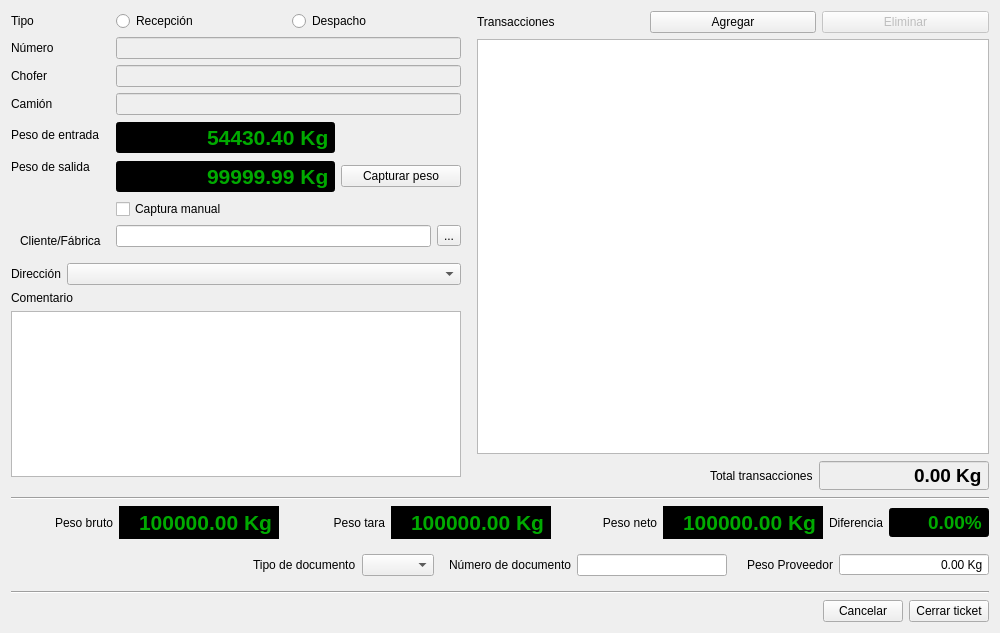
Qt form romano/ui/close_ticket.ui (elshaka/Romano) before a commit.
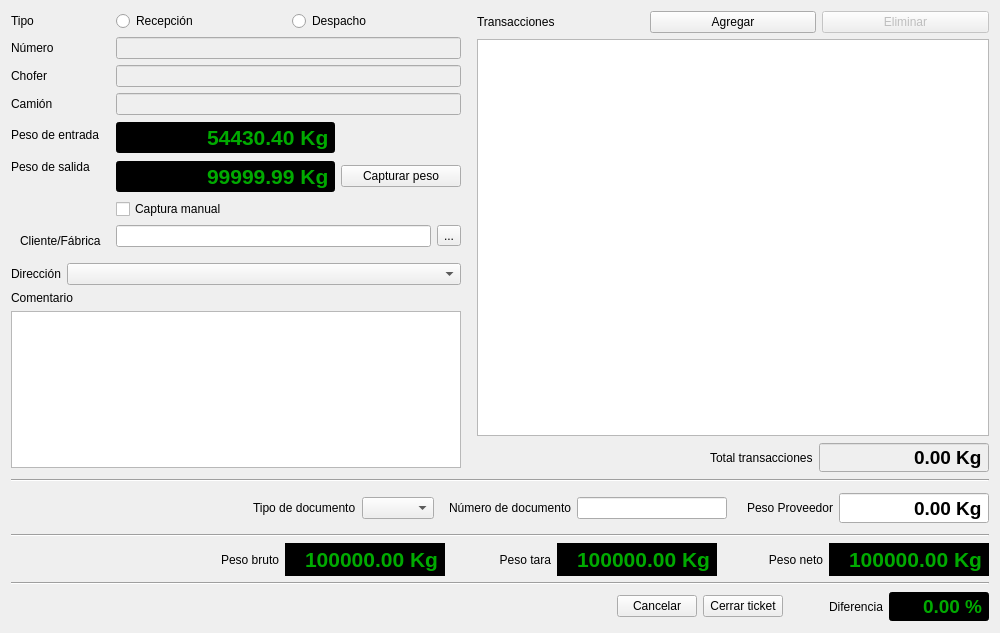
The same form after that commit. Icons and pictures are not drawn.

Commit message: Initial new provider weight method implementation

What changed in the file:
```diff
--- a/romano/ui/close_ticket.ui
+++ b/romano/ui/close_ticket.ui
@@ -491,7 +491,7 @@
             <bool>false</bool>
            </property>
            <property name="sizePolicy">
-            <sizepolicy hsizetype="Maximum" vsizetype="Fixed">
+            <sizepolicy hsizetype="Minimum" vsizetype="Fixed">
              <horstretch>0</horstretch>
              <verstretch>0</verstretch>
             </sizepolicy>
@@ -533,276 +533,12 @@
     </layout>
    </item>
    <item>
-    <widget class="Line" name="line_2">
+    <widget class="Line" name="line_3">
      <property name="orientation">
       <enum>Qt::Horizontal</enum>
      </property>
     </widget>
    </item>
-   <item>
-    <layout class="QHBoxLayout" name="weightLayout">
-     <item>
-      <spacer name="horizontalSpacer_2">
-       <property name="orientation">
-        <enum>Qt::Horizontal</enum>
-       </property>
-       <property name="sizeHint" stdset="0">
-        <size>
-         <width>40</width>
-         <height>20</height>
-        </size>
-       </property>
-      </spacer>
-     </item>
-     <item>
-      <widget class="QLabel" name="label_10">
-       <property name="sizePolicy">
-        <sizepolicy hsizetype="Preferred" vsizetype="Preferred">
-         <horstretch>0</horstretch>
-         <verstretch>0</verstretch>
-        </sizepolicy>
-       </property>
-       <property name="minimumSize">
-        <size>
-         <width>100</width>
-         <height>0</height>
-        </size>
-       </property>
-       <property name="text">
-        <string>Peso bruto</string>
-       </property>
-       <property name="alignment">
-        <set>Qt::AlignRight|Qt::AlignTrailing|Qt::AlignVCenter</set>
-       </property>
-      </widget>
-     </item>
-     <item>
-      <widget class="QDoubleSpinBox" name="grossWeightSpinBox">
-       <property name="enabled">
-        <bool>false</bool>
-       </property>
-       <property name="minimumSize">
-        <size>
-         <width>160</width>
-         <height>0</height>
-        </size>
-       </property>
-       <property name="font">
-        <font>
-         <pointsize>16</pointsize>
-         <weight>75</weight>
-         <bold>true</bold>
-        </font>
-       </property>
-       <property name="focusPolicy">
-        <enum>Qt::NoFocus</enum>
-       </property>
-       <property name="autoFillBackground">
-        <bool>true</bool>
-       </property>
-       <property name="styleSheet">
-        <string notr="true">background-color: rgb(0, 0, 0);
-color: rgb(0, 170, 0);</string>
-       </property>
-       <property name="alignment">
-        <set>Qt::AlignRight|Qt::AlignTrailing|Qt::AlignVCenter</set>
-       </property>
-       <property name="buttonSymbols">
-        <enum>QAbstractSpinBox::NoButtons</enum>
-       </property>
-       <property name="suffix">
-        <string> Kg</string>
-       </property>
-       <property name="maximum">
-        <double>999999.000000000000000</double>
-       </property>
-       <property name="value">
-        <double>999999.000000000000000</double>
-       </property>
-      </widget>
-     </item>
-     <item>
-      <widget class="QLabel" name="label_8">
-       <property name="sizePolicy">
-        <sizepolicy hsizetype="Preferred" vsizetype="Preferred">
-         <horstretch>0</horstretch>
-         <verstretch>0</verstretch>
-        </sizepolicy>
-       </property>
-       <property name="minimumSize">
-        <size>
-         <width>100</width>
-         <height>0</height>
-        </size>
-       </property>
-       <property name="text">
-        <string>Peso tara</string>
-       </property>
-       <property name="alignment">
-        <set>Qt::AlignRight|Qt::AlignTrailing|Qt::AlignVCenter</set>
-       </property>
-      </widget>
-     </item>
-     <item>
-      <widget class="QDoubleSpinBox" name="tareWeightSpinBox">
-       <property name="enabled">
-        <bool>false</bool>
-       </property>
-       <property name="minimumSize">
-        <size>
-         <width>160</width>
-         <height>0</height>
-        </size>
-       </property>
-       <property name="font">
-        <font>
-         <pointsize>16</pointsize>
-         <weight>75</weight>
-         <bold>true</bold>
-        </font>
-       </property>
-       <property name="focusPolicy">
-        <enum>Qt::NoFocus</enum>
-       </property>
-       <property name="autoFillBackground">
-        <bool>true</bool>
-       </property>
-       <property name="styleSheet">
-        <string notr="true">background-color: rgb(0, 0, 0);
-color: rgb(0, 170, 0);</string>
-       </property>
-       <property name="alignment">
-        <set>Qt::AlignRight|Qt::AlignTrailing|Qt::AlignVCenter</set>
-       </property>
-       <property name="buttonSymbols">
-        <enum>QAbstractSpinBox::NoButtons</enum>
-       </property>
-       <property name="suffix">
-        <string> Kg</string>
-       </property>
-       <property name="maximum">
-        <double>999999.000000000000000</double>
-       </property>
-       <property name="value">
-        <double>999999.000000000000000</double>
-       </property>
-      </widget>
-     </item>
-     <item>
-      <widget class="QLabel" name="label_11">
-       <property name="sizePolicy">
-        <sizepolicy hsizetype="Preferred" vsizetype="Preferred">
-         <horstretch>0</horstretch>
-         <verstretch>0</verstretch>
-        </sizepolicy>
-       </property>
-       <property name="minimumSize">
-        <size>
-         <width>100</width>
-         <height>0</height>
-        </size>
-       </property>
-       <property name="text">
-        <string>Peso neto</string>
-       </property>
-       <property name="alignment">
-        <set>Qt::AlignRight|Qt::AlignTrailing|Qt::AlignVCenter</set>
-       </property>
-      </widget>
-     </item>
-     <item>
-      <widget class="QDoubleSpinBox" name="netWeightSpinBox">
-       <property name="enabled">
-        <bool>false</bool>
-       </property>
-       <property name="minimumSize">
-        <size>
-         <width>160</width>
-         <height>0</height>
-        </size>
-       </property>
-       <property name="font">
-        <font>
-         <pointsize>16</pointsize>
-         <weight>75</weight>
-         <bold>true</bold>
-        </font>
-       </property>
-       <property name="focusPolicy">
-        <enum>Qt::NoFocus</enum>
-       </property>
-       <property name="autoFillBackground">
-        <bool>true</bool>
-       </property>
-       <property name="styleSheet">
-        <string notr="true">background-color: rgb(0, 0, 0);
-color: rgb(0, 170, 0);</string>
-       </property>
-       <property name="alignment">
-        <set>Qt::AlignRight|Qt::AlignTrailing|Qt::AlignVCenter</set>
-       </property>
-       <property name="buttonSymbols">
-        <enum>QAbstractSpinBox::NoButtons</enum>
-       </property>
-       <property name="suffix">
-        <string> Kg</string>
-       </property>
-       <property name="maximum">
-        <double>999999.000000000000000</double>
-       </property>
-       <property name="value">
-        <double>999999.000000000000000</double>
-       </property>
-      </widget>
-     </item>
-     <item>
-      <widget class="QLabel" name="label_3">
-       <property name="text">
-        <string>Diferencia</string>
-       </property>
-      </widget>
-     </item>
-     <item>
-      <widget class="QDoubleSpinBox" name="diffSpinBox">
-       <property name="minimumSize">
-        <size>
-         <width>100</width>
-         <height>0</height>
-        </size>
-       </property>
-       <property name="font">
-        <font>
-         <pointsize>14</pointsize>
-         <weight>75</weight>
-         <bold>true</bold>
-        </font>
-       </property>
-       <property name="styleSheet">
-        <string notr="true">background-color: rgb(0, 0, 0);
-color: rgb(0, 170, 0);</string>
-       </property>
-       <property name="alignment">
-        <set>Qt::AlignRight|Qt::AlignTrailing|Qt::AlignVCenter</set>
-       </property>
-       <property name="readOnly">
-        <bool>true</bool>
-       </property>
-       <property name="buttonSymbols">
-        <enum>QAbstractSpinBox::NoButtons</enum>
-       </property>
-       <property name="suffix">
-        <string>%</string>
-       </property>
-       <property name="minimum">
-        <double>-999.000000000000000</double>
-       </property>
-       <property name="maximum">
-        <double>999.000000000000000</double>
-       </property>
-      </widget>
-     </item>
-    </layout>
-   </item>
    <item>
     <widget class="QWidget" name="providerWidget" native="true">
      <layout class="QHBoxLayout" name="horizontalLayout">
@@ -898,12 +634,25 @@
       </item>
       <item>
        <widget class="QDoubleSpinBox" name="providerWeightSpinBox">
+        <property name="sizePolicy">
+         <sizepolicy hsizetype="Minimum" vsizetype="Fixed">
+          <horstretch>0</horstretch>
+          <verstretch>0</verstretch>
+         </sizepolicy>
+        </property>
         <property name="minimumSize">
          <size>
           <width>150</width>
           <height>0</height>
          </size>
         </property>
+        <property name="font">
+         <font>
+          <pointsize>14</pointsize>
+          <weight>75</weight>
+          <bold>true</bold>
+         </font>
+        </property>
         <property name="alignment">
          <set>Qt::AlignRight|Qt::AlignTrailing|Qt::AlignVCenter</set>
         </property>
@@ -921,6 +670,231 @@
      </layout>
     </widget>
    </item>
+   <item>
+    <widget class="Line" name="line_2">
+     <property name="orientation">
+      <enum>Qt::Horizontal</enum>
+     </property>
+    </widget>
+   </item>
+   <item>
+    <layout class="QHBoxLayout" name="weightLayout">
+     <item>
+      <spacer name="horizontalSpacer_2">
+       <property name="orientation">
+        <enum>Qt::Horizontal</enum>
+       </property>
+       <property name="sizeHint" stdset="0">
+        <size>
+         <width>40</width>
+         <height>20</height>
+        </size>
+       </property>
+      </spacer>
+     </item>
+     <item>
+      <widget class="QLabel" name="label_10">
+       <property name="sizePolicy">
+        <sizepolicy hsizetype="Preferred" vsizetype="Preferred">
+         <horstretch>0</horstretch>
+         <verstretch>0</verstretch>
+        </sizepolicy>
+       </property>
+       <property name="minimumSize">
+        <size>
+         <width>100</width>
+         <height>0</height>
+        </size>
+       </property>
+       <property name="text">
+        <string>Peso bruto</string>
+       </property>
+       <property name="alignment">
+        <set>Qt::AlignRight|Qt::AlignTrailing|Qt::AlignVCenter</set>
+       </property>
+      </widget>
+     </item>
+     <item>
+      <widget class="QDoubleSpinBox" name="grossWeightSpinBox">
+       <property name="enabled">
+        <bool>false</bool>
+       </property>
+       <property name="minimumSize">
+        <size>
+         <width>160</width>
+         <height>0</height>
+        </size>
+       </property>
+       <property name="font">
+        <font>
+         <pointsize>16</pointsize>
+         <weight>75</weight>
+         <bold>true</bold>
+        </font>
+       </property>
+       <property name="focusPolicy">
+        <enum>Qt::NoFocus</enum>
+       </property>
+       <property name="autoFillBackground">
+        <bool>true</bool>
+       </property>
+       <property name="styleSheet">
+        <string notr="true">background-color: rgb(0, 0, 0);
+color: rgb(0, 170, 0);</string>
+       </property>
+       <property name="alignment">
+        <set>Qt::AlignRight|Qt::AlignTrailing|Qt::AlignVCenter</set>
+       </property>
+       <property name="buttonSymbols">
+        <enum>QAbstractSpinBox::NoButtons</enum>
+       </property>
+       <property name="suffix">
+        <string> Kg</string>
+       </property>
+       <property name="maximum">
+        <double>999999.000000000000000</double>
+       </property>
+       <property name="value">
+        <double>999999.000000000000000</double>
+       </property>
+      </widget>
+     </item>
+     <item>
+      <widget class="QLabel" name="label_8">
+       <property name="sizePolicy">
+        <sizepolicy hsizetype="Preferred" vsizetype="Preferred">
+         <horstretch>0</horstretch>
+         <verstretch>0</verstretch>
+        </sizepolicy>
+       </property>
+       <property name="minimumSize">
+        <size>
+         <width>100</width>
+         <height>0</height>
+        </size>
+       </property>
+       <property name="text">
+        <string>Peso tara</string>
+       </property>
+       <property name="alignment">
+        <set>Qt::AlignRight|Qt::AlignTrailing|Qt::AlignVCenter</set>
+       </property>
+      </widget>
+     </item>
+     <item>
+      <widget class="QDoubleSpinBox" name="tareWeightSpinBox">
+       <property name="enabled">
+        <bool>false</bool>
+       </property>
+       <property name="minimumSize">
+        <size>
+         <width>160</width>
+         <height>0</height>
+        </size>
+       </property>
+       <property name="font">
+        <font>
+         <pointsize>16</pointsize>
+         <weight>75</weight>
+         <bold>true</bold>
+        </font>
+       </property>
+       <property name="focusPolicy">
+        <enum>Qt::NoFocus</enum>
+       </property>
+       <property name="autoFillBackground">
+        <bool>true</bool>
+       </property>
+       <property name="styleSheet">
+        <string notr="true">background-color: rgb(0, 0, 0);
+color: rgb(0, 170, 0);</string>
+       </property>
+       <property name="alignment">
+        <set>Qt::AlignRight|Qt::AlignTrailing|Qt::AlignVCenter</set>
+       </property>
+       <property name="buttonSymbols">
+        <enum>QAbstractSpinBox::NoButtons</enum>
+       </property>
+       <property name="suffix">
+        <string> Kg</string>
+       </property>
+       <property name="maximum">
+        <double>999999.000000000000000</double>
+       </property>
+       <property name="value">
+        <double>999999.000000000000000</double>
+       </property>
+      </widget>
+     </item>
+     <item>
+      <widget class="QLabel" name="label_11">
+       <property name="sizePolicy">
+        <sizepolicy hsizetype="Preferred" vsizetype="Preferred">
+         <horstretch>0</horstretch>
+         <verstretch>0</verstretch>
+        </sizepolicy>
+       </property>
+       <property name="minimumSize">
+        <size>
+         <width>100</width>
+         <height>0</height>
+        </size>
+       </property>
+       <property name="text">
+        <string>Peso neto</string>
+       </property>
+       <property name="alignment">
+        <set>Qt::AlignRight|Qt::AlignTrailing|Qt::AlignVCenter</set>
+       </property>
+      </widget>
+     </item>
+     <item>
+      <widget class="QDoubleSpinBox" name="netWeightSpinBox">
+       <property name="enabled">
+        <bool>false</bool>
+       </property>
+       <property name="minimumSize">
+        <size>
+         <width>160</width>
+         <height>0</height>
+        </size>
+       </property>
+       <property name="font">
+        <font>
+         <pointsize>16</pointsize>
+         <weight>75</weight>
+         <bold>true</bold>
+        </font>
+       </property>
+       <property name="focusPolicy">
+        <enum>Qt::NoFocus</enum>
+       </property>
+       <property name="autoFillBackground">
+        <bool>true</bool>
+       </property>
+       <property name="styleSheet">
+        <string notr="true">background-color: rgb(0, 0, 0);
+color: rgb(0, 170, 0);</string>
+       </property>
+       <property name="alignment">
+        <set>Qt::AlignRight|Qt::AlignTrailing|Qt::AlignVCenter</set>
+       </property>
+       <property name="buttonSymbols">
+        <enum>QAbstractSpinBox::NoButtons</enum>
+       </property>
+       <property name="suffix">
+        <string> Kg</string>
+       </property>
+       <property name="maximum">
+        <double>999999.000000000000000</double>
+       </property>
+       <property name="value">
+        <double>999999.000000000000000</double>
+       </property>
+      </widget>
+     </item>
+    </layout>
+   </item>
    <item>
     <widget class="Line" name="line">
      <property name="orientation">
@@ -957,6 +931,68 @@
        </property>
       </widget>
      </item>
+     <item>
+      <spacer name="horizontalSpacer_6">
+       <property name="orientation">
+        <enum>Qt::Horizontal</enum>
+       </property>
+       <property name="sizeType">
+        <enum>QSizePolicy::Maximum</enum>
+       </property>
+       <property name="sizeHint" stdset="0">
+        <size>
+         <width>40</width>
+         <height>20</height>
+        </size>
+       </property>
+      </spacer>
+     </item>
+     <item>
+      <widget class="QLabel" name="label_3">
+       <property name="text">
+        <string>Diferencia</string>
+       </property>
+      </widget>
+     </item>
+     <item>
+      <widget class="QDoubleSpinBox" name="diffSpinBox">
+       <property name="minimumSize">
+        <size>
+         <width>100</width>
+         <height>0</height>
+        </size>
+       </property>
+       <property name="font">
+        <font>
+         <pointsize>14</pointsize>
+         <weight>75</weight>
+         <bold>true</bold>
+        </font>
+       </property>
+       <property name="styleSheet">
+        <string notr="true">background-color: rgb(0, 0, 0);
+color: rgb(0, 170, 0);</string>
+       </property>
+       <property name="alignment">
+        <set>Qt::AlignRight|Qt::AlignTrailing|Qt::AlignVCenter</set>
+       </property>
+       <property name="readOnly">
+        <bool>true</bool>
+       </property>
+       <property name="buttonSymbols">
+        <enum>QAbstractSpinBox::NoButtons</enum>
+       </property>
+       <property name="suffix">
+        <string> %</string>
+       </property>
+       <property name="minimum">
+        <double>-999.000000000000000</double>
+       </property>
+       <property name="maximum">
+        <double>999.000000000000000</double>
+       </property>
+      </widget>
+     </item>
     </layout>
    </item>
   </layout>
```
The commit also changes 3 other files.
